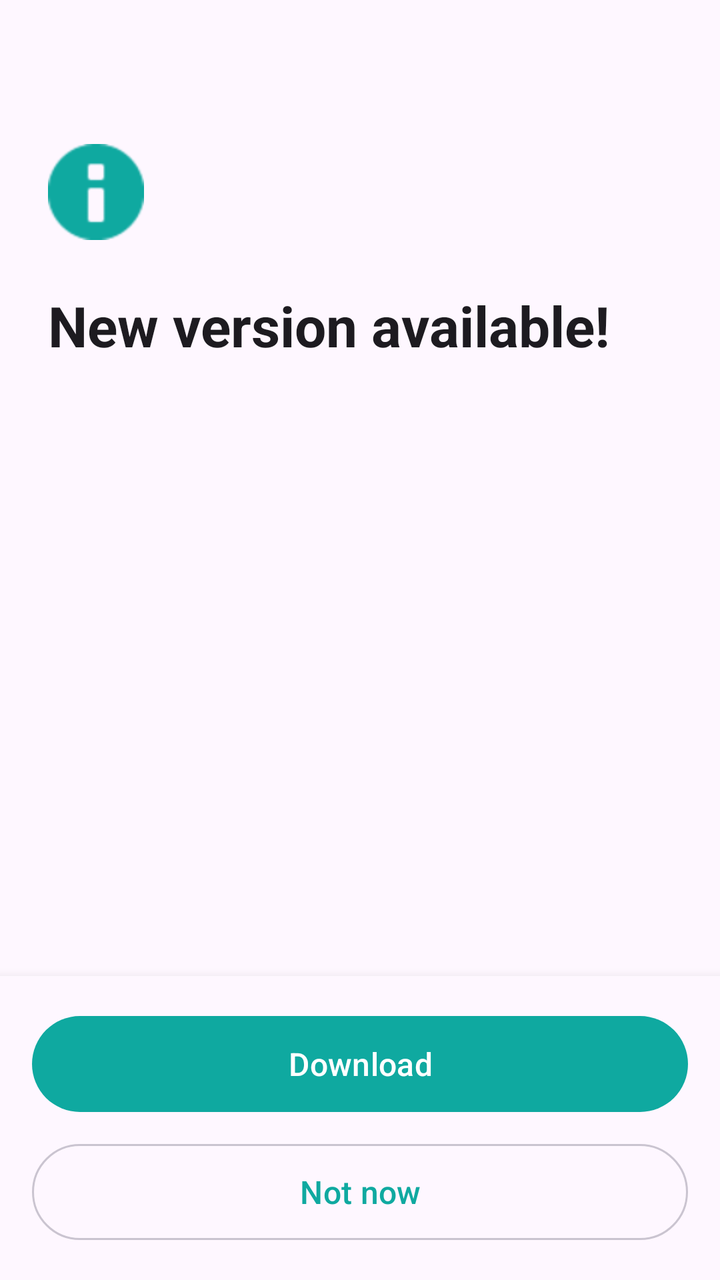
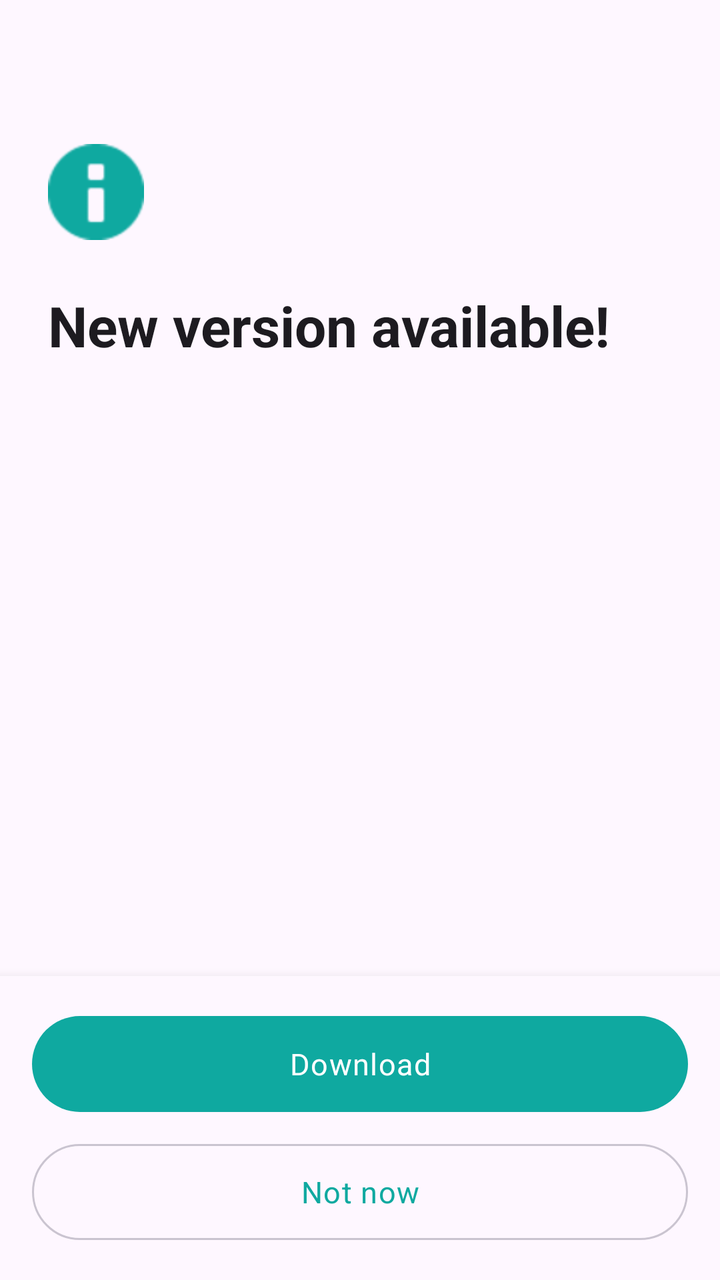

An Android layout rendered at two revisions. The XML below is the earlier revision; the diff shows what the commit changed to produce the second picture.
<!-- AndroidManifest.xml: activity theme Theme.Vitalix -->
<!-- res/layout/activity_update.xml -->
<?xml version="1.0" encoding="utf-8"?>
<LinearLayout xmlns:android="http://schemas.android.com/apk/res/android"
    xmlns:app="http://schemas.android.com/apk/res-auto"
    android:layout_width="match_parent"
    android:layout_height="match_parent"
    android:orientation="vertical">

    <ScrollView
        android:layout_width="match_parent"
        android:layout_height="0dp"
        android:layout_weight="1"
        android:fillViewport="true">

        <LinearLayout
            android:layout_width="match_parent"
            android:layout_height="wrap_content"
            android:orientation="vertical"
            android:padding="24dp">

            <ImageView
                android:id="@+id/iconUpdate"
                android:layout_width="48dp"
                android:layout_height="48dp"
                android:layout_marginTop="48dp"
                android:layout_marginBottom="24dp"
                android:src="@android:drawable/ic_dialog_info"
                app:tint="?colorPrimary"
                android:contentDescription="Update icon" />

            <TextView
                android:id="@+id/txtHeading"
                android:layout_width="wrap_content"
                android:layout_height="wrap_content"
                android:text="@string/update_heading"
                android:textAppearance="?textAppearanceHeadlineMedium"
                android:textStyle="bold"
                android:layout_marginBottom="4dp" />

            <TextView
                android:id="@+id/txtVersion"
                android:layout_width="wrap_content"
                android:layout_height="wrap_content"
                android:textAppearance="?textAppearanceBodySmall"
                android:textColor="?android:textColorSecondary"
                android:layout_marginBottom="24dp" />

            <ScrollView
                android:id="@+id/scrollChangelog"
                android:layout_width="match_parent"
                android:layout_height="wrap_content">

                <TextView
                    android:id="@+id/txtChangelog"
                    android:layout_width="match_parent"
                    android:layout_height="wrap_content"
                    android:textAppearance="?textAppearanceBodyMedium"
                    android:lineSpacingExtra="4dp" />

            </ScrollView>

            <TextView
                android:id="@+id/txtError"
                android:layout_width="match_parent"
                android:layout_height="wrap_content"
                android:layout_marginTop="16dp"
                android:textColor="@color/error_red"
                android:textAppearance="?textAppearanceBodySmall"
                android:visibility="gone" />

        </LinearLayout>
    </ScrollView>

    <LinearLayout
        android:id="@+id/barButtons"
        android:layout_width="match_parent"
        android:layout_height="wrap_content"
        android:orientation="vertical"
        android:padding="16dp"
        android:paddingBottom="24dp"
        android:background="?colorSurface"
        android:elevation="8dp">

        <com.google.android.material.progressindicator.LinearProgressIndicator
            android:id="@+id/progressDownload"
            android:layout_width="match_parent"
            android:layout_height="wrap_content"
            android:layout_marginBottom="8dp"
            android:visibility="gone"
            app:indicatorColor="?colorPrimary"
            app:trackColor="?colorSurfaceVariant" />

        <TextView
            android:id="@+id/txtProgress"
            android:layout_width="match_parent"
            android:layout_height="wrap_content"
            android:layout_marginBottom="8dp"
            android:textAppearance="?textAppearanceBodySmall"
            android:gravity="center"
            android:visibility="gone" />

        <com.google.android.material.button.MaterialButton
            android:id="@+id/btnPrimary"
            android:layout_width="match_parent"
            android:layout_height="56dp"
            android:text="@string/update_download"
            android:textSize="16sp" />

        <com.google.android.material.button.MaterialButton
            android:id="@+id/btnNotNow"
            style="@style/Widget.Material3.Button.OutlinedButton"
            android:layout_width="match_parent"
            android:layout_height="56dp"
            android:layout_marginTop="8dp"
            android:text="@string/update_not_now"
            android:textSize="16sp" />

    </LinearLayout>

</LinearLayout>
<!-- resources referenced by this layout -->
<resources>
  <color name="error_red">#B91C1C</color>
  <string name="update_download">Download</string>
  <string name="update_heading">New version available!</string>
  <string name="update_not_now">Not now</string>
  <style name="Theme.Vitalix" parent="Base.Theme.Vitalix" />
  <style name="Base.Theme.Vitalix" parent="Theme.Material3.DayNight.NoActionBar">
          <item name="colorPrimary">@color/vital_teal</item>
          <item name="colorOnPrimary">@color/white</item>
          <item name="colorSecondary">@color/pulse_green</item>
          <item name="colorOnSecondary">@color/black</item>
          <item name="android:colorBackground">@color/bg_app</item>
          <item name="colorSurface">@color/bg_surface</item>
          <item name="colorOnBackground">@color/text_primary</item>
          <item name="colorOnSurface">@color/text_primary</item>
          <item name="colorOnSurfaceVariant">@color/text_secondary</item>
          <item name="colorOutline">@color/outline_subtle</item>
          <item name="colorOutlineVariant">@color/outline_subtle</item>
      </style>
  <color name="vital_teal">#0FA9A0</color>
  <color name="white">#FFFFFFFF</color>
  <color name="pulse_green">#34D399</color>
  <color name="black">#FF000000</color>
  <color name="bg_app">#FFFEF7FF</color>
  <color name="bg_surface">#FFFEF7FF</color>
  <color name="text_primary">#FF1D1B20</color>
  <color name="text_secondary">#FF49454F</color>
  <color name="outline_subtle">#FFCAC4D0</color>
</resources>

<!-- the commit's change to res/layout/activity_update.xml (unified diff, before → after) -->
@@ -15,14 +15,14 @@
             android:layout_width="match_parent"
             android:layout_height="wrap_content"
             android:orientation="vertical"
-            android:padding="24dp">
+            android:padding="@dimen/space_24">
 
             <ImageView
                 android:id="@+id/iconUpdate"
                 android:layout_width="48dp"
                 android:layout_height="48dp"
                 android:layout_marginTop="48dp"
-                android:layout_marginBottom="24dp"
+                android:layout_marginBottom="@dimen/space_24"
                 android:src="@android:drawable/ic_dialog_info"
                 app:tint="?colorPrimary"
                 android:contentDescription="Update icon" />
@@ -34,7 +34,7 @@
                 android:text="@string/update_heading"
                 android:textAppearance="?textAppearanceHeadlineMedium"
                 android:textStyle="bold"
-                android:layout_marginBottom="4dp" />
+                android:layout_marginBottom="@dimen/space_4" />
 
             <TextView
                 android:id="@+id/txtVersion"
@@ -42,7 +42,7 @@
                 android:layout_height="wrap_content"
                 android:textAppearance="?textAppearanceBodySmall"
                 android:textColor="?android:textColorSecondary"
-                android:layout_marginBottom="24dp" />
+                android:layout_marginBottom="@dimen/space_24" />
 
             <ScrollView
                 android:id="@+id/scrollChangelog"
@@ -62,7 +62,7 @@
                 android:id="@+id/txtError"
                 android:layout_width="match_parent"
                 android:layout_height="wrap_content"
-                android:layout_marginTop="16dp"
+                android:layout_marginTop="@dimen/space_16"
                 android:textColor="@color/error_red"
                 android:textAppearance="?textAppearanceBodySmall"
                 android:visibility="gone" />
@@ -75,8 +75,8 @@
         android:layout_width="match_parent"
         android:layout_height="wrap_content"
         android:orientation="vertical"
-        android:padding="16dp"
-        android:paddingBottom="24dp"
+        android:padding="@dimen/space_16"
+        android:paddingBottom="@dimen/space_24"
         android:background="?colorSurface"
         android:elevation="8dp">
 
@@ -84,7 +84,7 @@
             android:id="@+id/progressDownload"
             android:layout_width="match_parent"
             android:layout_height="wrap_content"
-            android:layout_marginBottom="8dp"
+            android:layout_marginBottom="@dimen/space_8"
             android:visibility="gone"
             app:indicatorColor="?colorPrimary"
             app:trackColor="?colorSurfaceVariant" />
@@ -93,7 +93,7 @@
             android:id="@+id/txtProgress"
             android:layout_width="match_parent"
             android:layout_height="wrap_content"
-            android:layout_marginBottom="8dp"
+            android:layout_marginBottom="@dimen/space_8"
             android:textAppearance="?textAppearanceBodySmall"
             android:gravity="center"
             android:visibility="gone" />
@@ -103,16 +103,16 @@
             android:layout_width="match_parent"
             android:layout_height="56dp"
             android:text="@string/update_download"
-            android:textSize="16sp" />
+            android:textAppearance="@style/Vitalix.Body" />
 
         <com.google.android.material.button.MaterialButton
             android:id="@+id/btnNotNow"
             style="@style/Widget.Material3.Button.OutlinedButton"
             android:layout_width="match_parent"
             android:layout_height="56dp"
-            android:layout_marginTop="8dp"
+            android:layout_marginTop="@dimen/space_8"
             android:text="@string/update_not_now"
-            android:textSize="16sp" />
+            android:textAppearance="@style/Vitalix.Body" />
 
     </LinearLayout>
 
<!-- resource entries referenced after the edit -->
@@ -1,9 +1,16 @@
 <!-- resources referenced by this layout -->
 <resources>
   <color name="error_red">#B91C1C</color>
+  <dimen name="space_16">16dp</dimen>
+  <dimen name="space_24">24dp</dimen>
+  <dimen name="space_4">4dp</dimen>
+  <dimen name="space_8">8dp</dimen>
   <string name="update_download">Download</string>
   <string name="update_heading">New version available!</string>
   <string name="update_not_now">Not now</string>
+  <style name="Vitalix.Body" parent="TextAppearance.Material3.BodyLarge">
+          <item name="android:textSize">15sp</item>
+      </style>
   <style name="Theme.Vitalix" parent="Base.Theme.Vitalix" />
   <style name="Base.Theme.Vitalix" parent="Theme.Material3.DayNight.NoActionBar">
           <item name="colorPrimary">@color/vital_teal</item>
